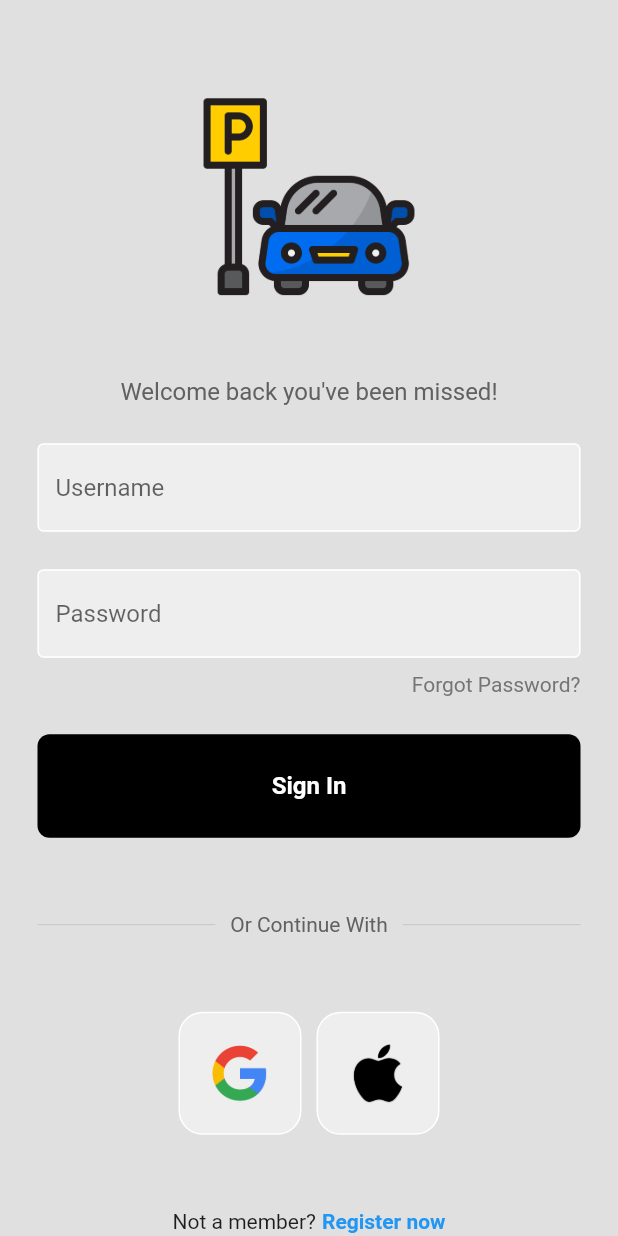
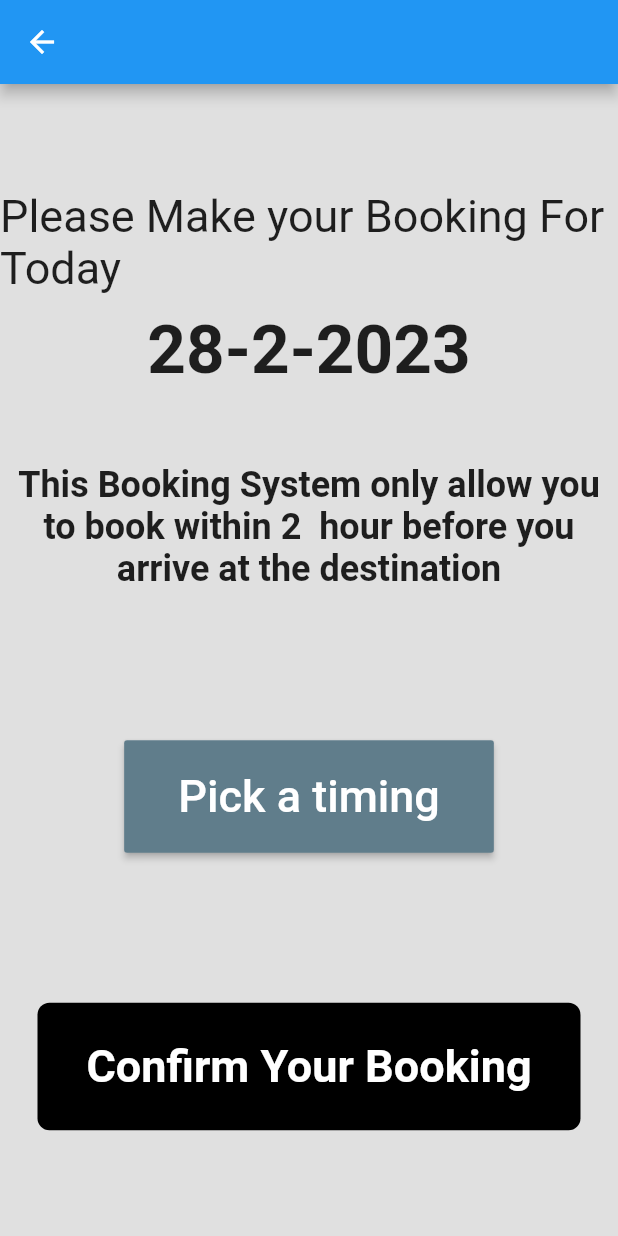
Before and after one commit to iloveangpao/2006_CarparkApp, a Flutter app: the screen it shows after launch, on a phone screen of 412 x 824 dp. Run offline on Flutter 3.47's test engine with Material 2 defaults, Android fonts, the phone set to English and light mode, and no system bars.

Commit message:
Login + Booking
Login + Booking Done

```diff
--- a/lib/components/my_button.dart
+++ /dev/null
@@ -1,24 +0,0 @@
-import 'package:flutter/material.dart';
-
-class MyButton extends StatelessWidget {
-  final Function()? onTap;
-  const MyButton({super.key, required this.onTap,});
-
-  @override
-  Widget build(BuildContext context) {
-    return GestureDetector(
-      onTap: onTap,
-      child: Container(
-        padding: const EdgeInsets.all(25),
-        margin: const EdgeInsets.symmetric(horizontal: 25),
-        decoration: BoxDecoration(color: Colors.black,
-        borderRadius: BorderRadius.circular(8),),
-        child: Center(child: Text(
-          "Sign In",
-          style: TextStyle(color: Colors.white,
-          fontWeight: FontWeight.bold,
-          fontSize: 16),))
-      ),
-    );
-  }
-}
--- a/lib/main.dart
+++ b/lib/main.dart
@@ -1,5 +1,6 @@
 import 'package:flutter/material.dart';
 import 'package:sc_2006/pages/login_page.dart';
+import 'package:sc_2006/pages/booking_page.dart';
 
 void main() {
   runApp(MyApp());
@@ -20,7 +21,7 @@ int currentIndex =0;
   Widget build(BuildContext context) {
     return MaterialApp(
       debugShowCheckedModeBanner: false,
-      home: LoginPage(),
+      home: BookingPage(),
     );
   }
 }
--- /dev/null
+++ b/lib/pages/booking_page.dart
@@ -0,0 +1,83 @@
+import 'package:flutter/material.dart';
+
+
+
+class BookingPage extends StatefulWidget {
+  const BookingPage({Key? key}) : super(key: key);
+
+  @override
+  State<BookingPage> createState() => _BookingPageState();
+}
+
+class _BookingPageState extends State<BookingPage> {
+  //show time picker
+  void _showTimePicker() {
+    showTimePicker(context: context, initialTime: TimeOfDay.now());
+  }
+
+  @override
+  Widget build(BuildContext context) {
+    DateTime today = DateTime.now();
+    String dateStr = "${today.day}-${today.month}-${today.year}";
+    return Scaffold(
+        backgroundColor: Colors.grey[300],
+        appBar: AppBar(leading: BackButton()),
+        body: SafeArea(
+          child: Center(
+            child: Column(
+              mainAxisAlignment: MainAxisAlignment.center,
+              children: [
+                Text(
+                  "Please Make your Booking For Today",
+                  style: TextStyle( fontSize: 30),
+                ),
+                SizedBox(
+                  height: 10,
+                ),
+                Text(
+                  dateStr,
+                  style: TextStyle(fontWeight: FontWeight.bold, fontSize: 45),
+                ),
+                SizedBox(height:50,),
+                Text(
+                  "This Booking System only allow you to book within 2 "
+                      " hour before you arrive at the destination ",
+                  style: TextStyle(fontWeight: FontWeight.bold, fontSize: 24),textAlign: TextAlign.center,
+                ),
+                SizedBox(
+                  height: 100,
+                ),
+                MaterialButton(
+                  onPressed: _showTimePicker,
+                  child: Padding(
+                    padding: const EdgeInsets.all(20.0),
+                    child: Text('Pick a timing',
+                        style: TextStyle(color: Colors.white, fontSize: 30)),
+                  ),
+                  color: Colors.blueGrey,
+                ),
+                SizedBox(
+                  height: 50,
+                ),
+                SizedBox(
+                  height: 50,
+                ),
+            GestureDetector(
+              child: Container(
+                  padding: const EdgeInsets.all(25),
+                  margin: const EdgeInsets.symmetric(horizontal: 25),
+                  decoration: BoxDecoration(color: Colors.black,
+                    borderRadius: BorderRadius.circular(8),),
+                  child: Center(child: Text(
+                    "Confirm Your Booking",
+                    style: TextStyle(color: Colors.white,
+                        fontWeight: FontWeight.bold,
+                        fontSize: 30),))
+                  ),
+                ),
+              ],
+            ),
+          ),
+        ));
+  }
+}
```
Also changed, not shown: lib/pages/login_page.dart (+23 -5 lines), lib/pages/register_page.dart (added, +136 -0 lines), 2 other files.
